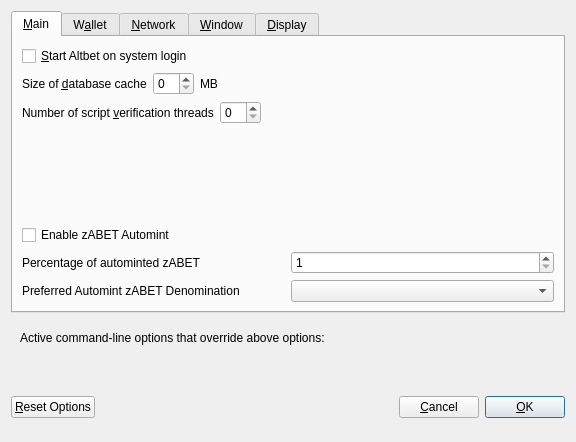
First picture: the form in src/qt/forms/optionsdialog.ui, repository altbet/abet-v.2.0.0.3-deprecated, before the edit.
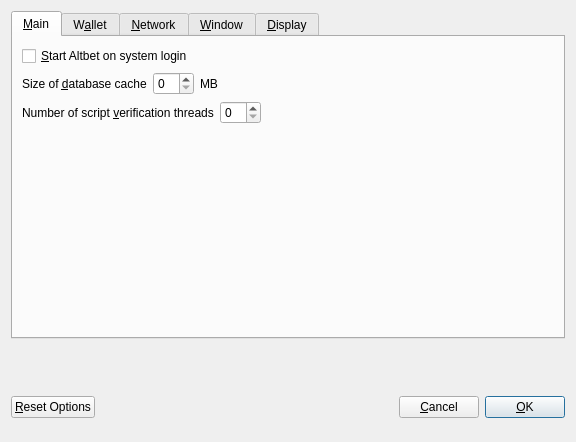
Second picture: the form after the edit. The open tabs and pages were chosen to show the change. Custom widgets are drawn as their Qt base class.

Commit message: Remove Zero From Options

What changed in the file:
```diff
--- a/src/qt/forms/optionsdialog.ui
+++ b/src/qt/forms/optionsdialog.ui
@@ -131,83 +131,7 @@
         </spacer>
        </item>
        <item>
-        <widget class="QCheckBox" name="checkBoxZeromintEnable">
-         <property name="toolTip">
-          <string>Enable automatic minting of Altbet units to zABET</string>
-         </property>
-         <property name="layoutDirection">
-          <enum>Qt::LeftToRight</enum>
-         </property>
-         <property name="text">
-          <string>Enable zABET Automint</string>
-         </property>
-        </widget>
-       </item>
-       <item>
-        <layout class="QHBoxLayout" name="horizontalLayout_3">
-         <item>
-          <widget class="QLabel" name="percentage_label">
-           <property name="toolTip">
-            <string>Percentage of incoming ABET which get automatically converted to zABET via Zerocoin Protocol (min: 10%)</string>
-           </property>
-           <property name="text">
-            <string>Percentage of autominted zABET</string>
-           </property>
-          </widget>
-         </item>
-         <item>
-          <widget class="QSpinBox" name="zeromintPercentage">
-           <property name="minimum">
-            <number>1</number>
-           </property>
-           <property name="maximum">
-            <number>100</number>
-           </property>
-          </widget>
-         </item>
-        </layout>
-       </item>
-       <item>
-        <layout class="QHBoxLayout" name="horizontalLayout" stretch="0,0">
-         <property name="sizeConstraint">
-          <enum>QLayout::SetFixedSize</enum>
-         </property>
-         <item>
-          <widget class="QLabel" name="labelPreferredDenom">
-           <property name="maximumSize">
-            <size>
-             <width>16777215</width>
-             <height>16777215</height>
-            </size>
-           </property>
-           <property name="toolTip">
-            <string>Wait with automatic conversion to Zerocoin until enough ABET for this denomination is available</string>
-           </property>
-           <property name="text">
-            <string>Preferred Automint zABET Denomination</string>
-           </property>
-          </widget>
-         </item>
-         <item>
-          <widget class="QComboBox" name="preferredDenom">
-           <property name="maximumSize">
-            <size>
-             <width>16777215</width>
-             <height>27</height>
-            </size>
-           </property>
-           <property name="toolTip">
-            <string>Wait with automatic conversion to Zerocoin until enough ABET for this denomination is available</string>
-           </property>
-           <property name="maxVisibleItems">
-            <number>9</number>
-           </property>
-           <property name="maxCount">
-            <number>9</number>
-           </property>
-          </widget>
-         </item>
-        </layout>
+        <layout class="QHBoxLayout" name="horizontalLayout_3"/>
        </item>
       </layout>
      </widget>
@@ -636,33 +560,6 @@
    <item>
     <widget class="QFrame" name="frame">
      <layout class="QVBoxLayout" name="verticalLayout_Bottom">
-      <item>
-       <layout class="QHBoxLayout" name="horizontalLayout_Bottom">
-        <item>
-         <widget class="QLabel" name="overriddenByCommandLineInfoLabel">
-          <property name="text">
-           <string>Active command-line options that override above options:</string>
-          </property>
-          <property name="textFormat">
-           <enum>Qt::PlainText</enum>
-          </property>
-         </widget>
-        </item>
-        <item>
-         <spacer name="horizontalSpacer_Bottom">
-          <property name="orientation">
-           <enum>Qt::Horizontal</enum>
-          </property>
-          <property name="sizeHint" stdset="0">
-           <size>
-            <width>40</width>
-            <height>20</height>
-           </size>
-          </property>
-         </spacer>
-        </item>
-       </layout>
-      </item>
       <item>
        <widget class="QLabel" name="overriddenByCommandLineLabel">
         <property name="text">
```
The commit also changes 1 other file.
